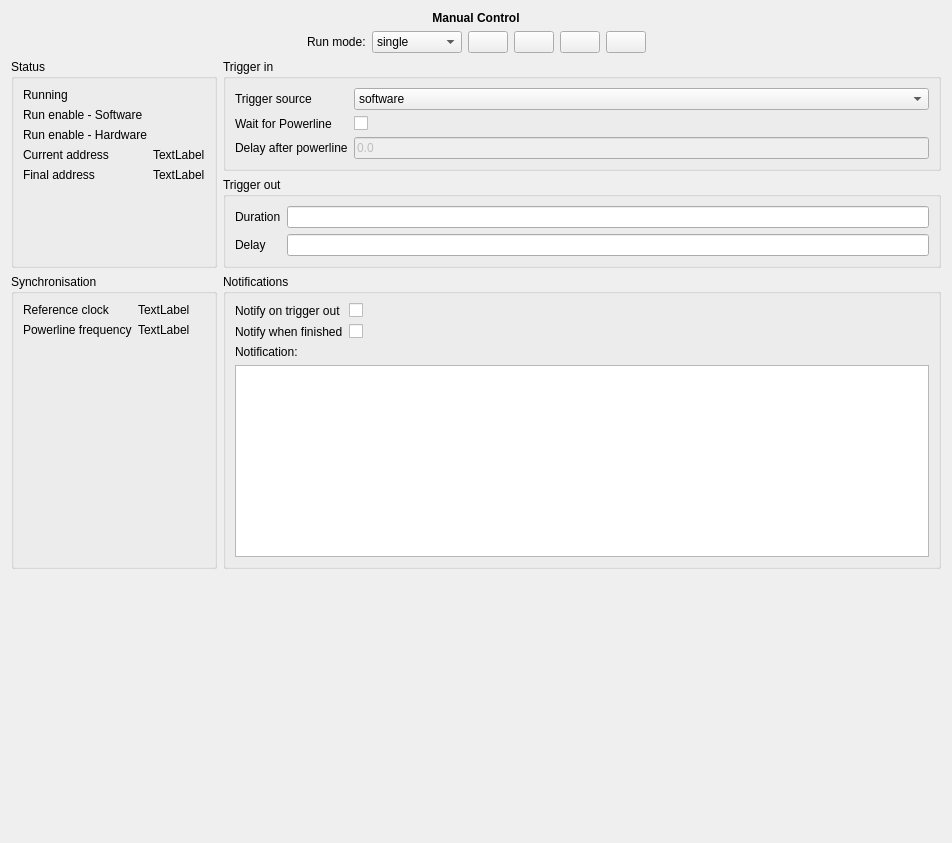
Above: user_devices/NarwhalDevicesPulseGenerator/narwhaldevicespulsegenerator.ui from Narwhal-Devices/userlib before the change. Below: the same form after it.
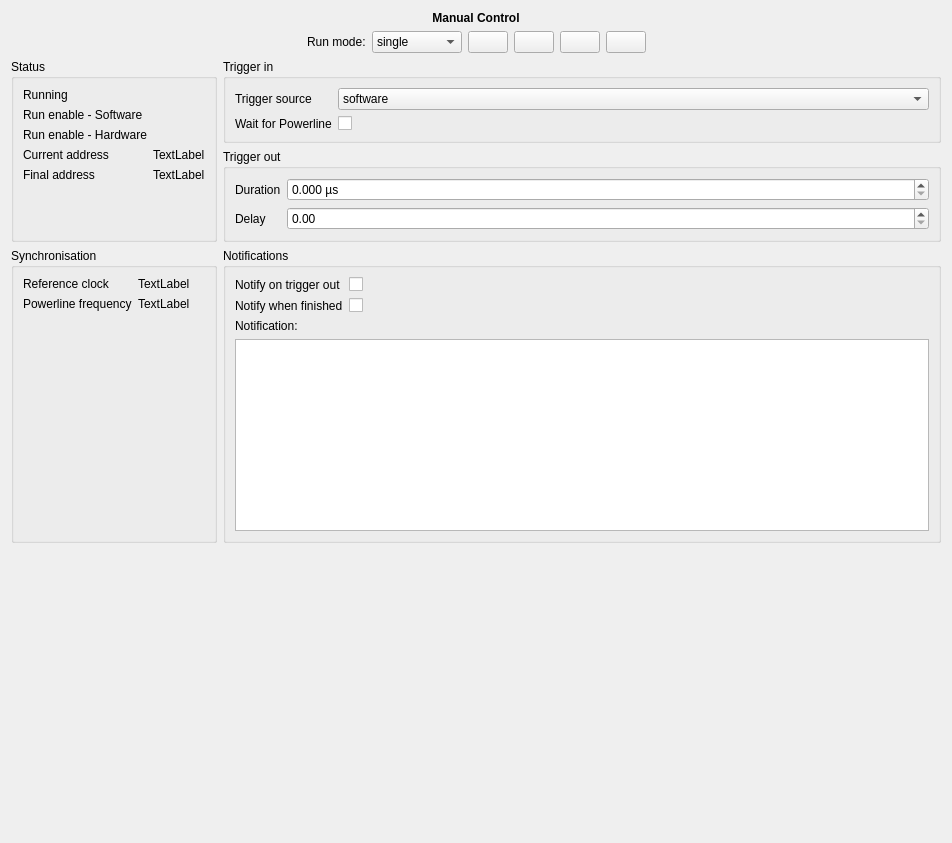
That is the form after the change.

Diff of the .ui file:
```diff
--- a/user_devices/NarwhalDevicesPulseGenerator/narwhaldevicespulsegenerator.ui
+++ b/user_devices/NarwhalDevicesPulseGenerator/narwhaldevicespulsegenerator.ui
@@ -233,20 +233,6 @@
               </property>
              </widget>
             </item>
-            <item row="1" column="0">
-             <widget class="QLabel" name="label_16">
-              <property name="text">
-               <string>Wait for Powerline</string>
-              </property>
-             </widget>
-            </item>
-            <item row="2" column="0">
-             <widget class="QLabel" name="label_15">
-              <property name="text">
-               <string>Delay after powerline</string>
-              </property>
-             </widget>
-            </item>
             <item row="0" column="1">
              <widget class="QComboBox" name="combo_triggersource">
               <item>
@@ -271,6 +257,13 @@
               </item>
              </widget>
             </item>
+            <item row="1" column="0">
+             <widget class="QLabel" name="label_16">
+              <property name="text">
+               <string>Wait for Powerline</string>
+              </property>
+             </widget>
+            </item>
             <item row="1" column="1">
              <widget class="QCheckBox" name="check_waitforpowerline">
               <property name="text">
@@ -278,19 +271,6 @@
               </property>
              </widget>
             </item>
-            <item row="2" column="1">
-             <widget class="QLineEdit" name="lineedit_powerlinedelay">
-              <property name="enabled">
-               <bool>false</bool>
-              </property>
-              <property name="text">
-               <string>0.0</string>
-              </property>
-              <property name="readOnly">
-               <bool>false</bool>
-              </property>
-             </widget>
-            </item>
            </layout>
           </item>
          </layout>
@@ -311,6 +291,22 @@
               </property>
              </widget>
             </item>
+            <item row="0" column="1">
+             <widget class="QDoubleSpinBox" name="doublespin_triggerduration">
+              <property name="suffix">
+               <string>0 µs</string>
+              </property>
+              <property name="minimum">
+               <double>0.000000000000000</double>
+              </property>
+              <property name="maximum">
+               <double>2.550000000000000</double>
+              </property>
+              <property name="stepType">
+               <enum>QAbstractSpinBox::AdaptiveDecimalStepType</enum>
+              </property>
+             </widget>
+            </item>
             <item row="1" column="0">
              <widget class="QLabel" name="label_19">
               <property name="text">
@@ -319,10 +315,7 @@
              </widget>
             </item>
             <item row="1" column="1">
-             <widget class="QLineEdit" name="lineedit_triggerdelay"/>
-            </item>
-            <item row="0" column="1">
-             <widget class="QLineEdit" name="lineedit_triggerduration"/>
+             <widget class="QDoubleSpinBox" name="doublespin_triggerdelay"/>
             </item>
            </layout>
           </item>
```
